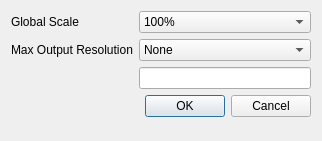
Before: the Qt Designer form houdini/ui/SHELF_convertRat.ui in sashaouellet/SDMTools, drawn with Qt 5.
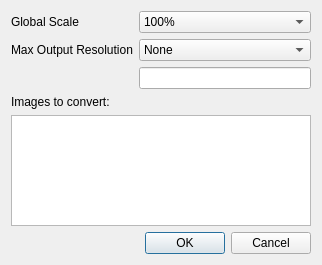
After: the same form once the commit is applied.

Commit message: RAT tool now checks for file references initially, and allows you to select which images you want to convert

```diff
--- a/houdini/ui/SHELF_convertRat.ui
+++ b/houdini/ui/SHELF_convertRat.ui
@@ -7,7 +7,7 @@
     <x>0</x>
     <y>0</y>
     <width>322</width>
-    <height>141</height>
+    <height>265</height>
    </rect>
   </property>
   <property name="windowTitle">
@@ -17,16 +17,6 @@
    <property name="fieldGrowthPolicy">
     <enum>QFormLayout::AllNonFixedFieldsGrow</enum>
    </property>
-   <item row="3" column="1">
-    <widget class="QDialogButtonBox" name="buttonBox">
-     <property name="orientation">
-      <enum>Qt::Horizontal</enum>
-     </property>
-     <property name="standardButtons">
-      <set>QDialogButtonBox::Cancel|QDialogButtonBox::Ok</set>
-     </property>
-    </widget>
-   </item>
    <item row="0" column="0">
     <widget class="QLabel" name="LBL_globalScale">
      <property name="toolTip">
@@ -37,16 +27,6 @@
      </property>
     </widget>
    </item>
-   <item row="1" column="0">
-    <widget class="QLabel" name="LBL_maxRes">
-     <property name="toolTip">
-      <string>Any images that exceed this resolution (in width or height, after &quot;Global Scale&quot; has been applied) will be further scaled down to meet this max resolution</string>
-     </property>
-     <property name="text">
-      <string>Max Output Resolution</string>
-     </property>
-    </widget>
-   </item>
    <item row="0" column="1">
     <widget class="QComboBox" name="CMB_globalScale">
      <item>
@@ -81,13 +61,13 @@
      </item>
     </widget>
    </item>
-   <item row="2" column="1">
-    <widget class="QLineEdit" name="LNE_maxRes">
-     <property name="inputMask">
-      <string/>
+   <item row="1" column="0">
+    <widget class="QLabel" name="LBL_maxRes">
+     <property name="toolTip">
+      <string>Any images that exceed this resolution (in width or height, after &quot;Global Scale&quot; has been applied) will be further scaled down to meet this max resolution</string>
      </property>
-     <property name="readOnly">
-      <bool>false</bool>
+     <property name="text">
+      <string>Max Output Resolution</string>
      </property>
     </widget>
    </item>
@@ -130,6 +110,43 @@
      </item>
     </widget>
    </item>
+   <item row="2" column="1">
+    <widget class="QLineEdit" name="LNE_maxRes">
+     <property name="inputMask">
+      <string/>
+     </property>
+     <property name="readOnly">
+      <bool>false</bool>
+     </property>
+    </widget>
+   </item>
+   <item row="6" column="1">
+    <widget class="QDialogButtonBox" name="buttonBox">
+     <property name="orientation">
+      <enum>Qt::Horizontal</enum>
+     </property>
+     <property name="standardButtons">
+      <set>QDialogButtonBox::Cancel|QDialogButtonBox::Ok</set>
+     </property>
+    </widget>
+   </item>
+   <item row="5" column="0" colspan="2">
+    <widget class="QListWidget" name="LST_files">
+     <property name="editTriggers">
+      <set>QAbstractItemView::NoEditTriggers</set>
+     </property>
+     <property name="alternatingRowColors">
+      <bool>true</bool>
+     </property>
+    </widget>
+   </item>
+   <item row="4" column="0">
+    <widget class="QLabel" name="label">
+     <property name="text">
+      <string>Images to convert:</string>
+     </property>
+    </widget>
+   </item>
   </layout>
  </widget>
  <resources/>
```
The commit also changes 1 other file.
